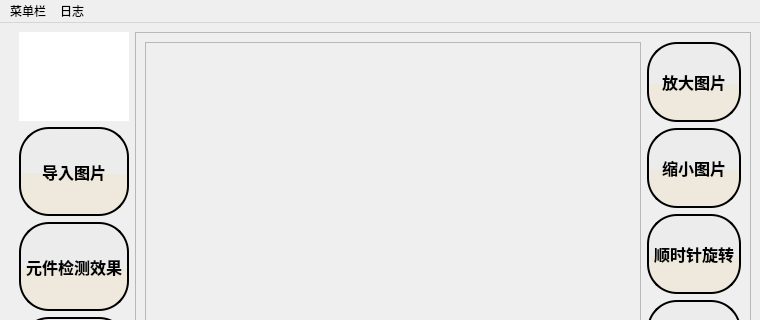
Before: the Qt Designer form mainwindows.ui in Ethereaity/InterfaceDesign, drawn with Qt 5; both pictures show x 0 to 760 and y 0 to 320 of the 760 by 627 pixel window.
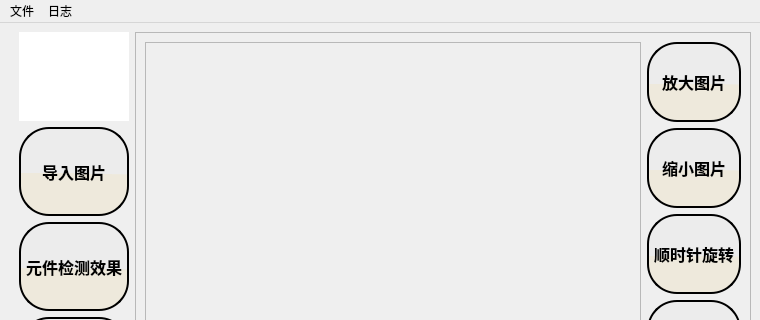
After: the same form once the commit is applied. Icons and pictures are not drawn.

What changed in the file:
```diff
--- a/mainwindows.ui
+++ b/mainwindows.ui
@@ -728,7 +728,7 @@
    </property>
    <widget class="QMenu" name="menu">
     <property name="title">
-     <string>菜单栏</string>
+     <string>文件</string>
     </property>
     <addaction name="Import"/>
     <addaction name="Export"/>
```
